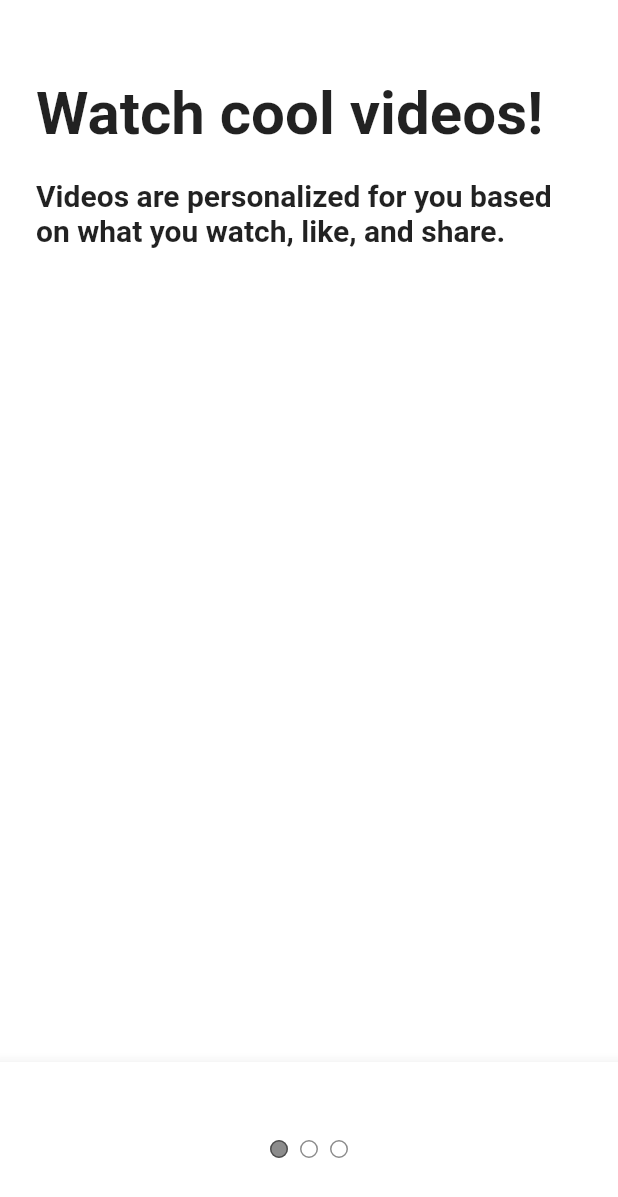
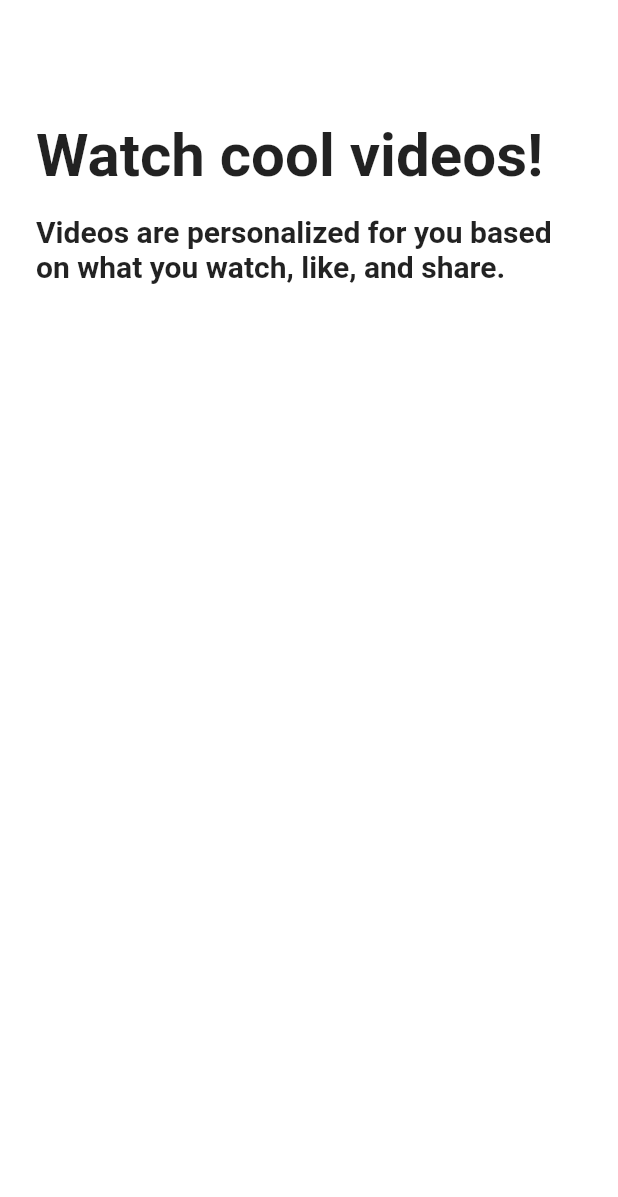
Before and after one commit to GoX2Maker/Flutter101, a Flutter app: the TutorialScreen screen opened directly, on a phone screen of 412 x 824 dp. Shown: the top 1197 px of the screen. Run offline on Flutter 3.47's test engine with Material 2 defaults, Android fonts, the light colour scheme and no system bars; our stand-ins replace flutter_blue_plus, font_awesome_flutter.

Commit message:
Fix code - Onoarding 코드 추가

```diff
--- a/tiktok_clone/lib/onboarding/tutorial_screen.dart
+++ b/tiktok_clone/lib/onboarding/tutorial_screen.dart
@@ -1,6 +1,10 @@
 import 'package:flutter/material.dart';
 import 'package:tiktok_clone/constants/gaps.dart';
 import 'package:tiktok_clone/constants/sizes.dart';
+
+enum Direction { left, right }
+
+enum Page { first, second }
 
 class TutorialScreen extends StatefulWidget {
   const TutorialScreen({super.key});
@@ -10,22 +14,51 @@ class TutorialScreen extends StatefulWidget {
 }
 
 class _TutorialScreenState extends State<TutorialScreen> {
+  Direction _direction = Direction.right;
+  Page _showingPage = Page.first;
+
+  void _onPanUpdate(DragUpdateDetails details) {
+    if (details.delta.dx > 0) {
+      // to the right
+      _direction = Direction.right;
+    } else {
+      // to the left
+      _direction = Direction.left;
+    }
+    setState(() {});
+  }
+
+  void _onPanEnd(DragEndDetails details) {
+    if (_direction == Direction.right) {
+      _showingPage = Page.first;
+    }
+    if (_direction == Direction.left) {
+      _showingPage = Page.second;
+    }
+
+    setState(() {});
+  }
+
   @override
   Widget build(BuildContext context) {
-    return DefaultTabController(
-      length: 3,
+    return GestureDetector(
+      onPanUpdate: _onPanUpdate,
+      onPanEnd: _onPanEnd,
       child: Scaffold(
-        body: const SafeArea(
-          child: TabBarView(
-            children: [
-              Padding(
-                padding: EdgeInsets.symmetric(
+        body: Padding(
+          padding: const EdgeInsets.symmetric(
             horizontal: Sizes.size24,
           ),
-                child: Column(
+          child: SafeArea(
+            child: AnimatedCrossFade(
+              crossFadeState: _showingPage == Page.first
+                  ? CrossFadeState.showFirst
+                  : CrossFadeState.showSecond,
+              duration: const Duration(milliseconds: 300),
+              firstChild: const Column(
                 crossAxisAlignment: CrossAxisAlignment.start,
                 children: [
-                    Gaps.v52,
+                  Gaps.v80,
                   Text(
                     "Watch cool videos!",
                     style: TextStyle(
@@ -33,7 +66,28 @@ class _TutorialScreenState extends State<TutorialScreen> {
                       fontWeight: FontWeight.bold,
                     ),
                   ),
-                    Gaps.v20,
+                  Gaps.v16,
+                  Text(
+                    "Videos are personalized for you based on what you watch, like, and share.",
+                    style: TextStyle(
+                      fontSize: Sizes.size20,
+                      fontWeight: FontWeight.bold,
+                    ),
+                  ),
+                ],
+              ),
+              secondChild: const Column(
+                crossAxisAlignment: CrossAxisAlignment.start,
+                children: [
+                  Gaps.v80,
+                  Text(
+                    "Follow the rules!",
+                    style: TextStyle(
+                      fontSize: Sizes.size40,
+                      fontWeight: FontWeight.bold,
+                    ),
+                  ),
+                  Gaps.v16,
                   Text(
                     "Videos are personalized for you based on what you watch, like, and share.",
                     style: TextStyle(
@@ -44,74 +98,6 @@ class _TutorialScreenState extends State<TutorialScreen> {
                 ],
               ),
             ),
-              Padding(
-                padding: EdgeInsets.symmetric(
-                  horizontal: Sizes.size24,
-                ),
-                child: Column(
-                  crossAxisAlignment: CrossAxisAlignment.start,
-                  children: [
-                    Gaps.v52,
-                    Text(
-                      "Follow the rules of the appp",
-                      style: TextStyle(
-                        fontSize: Sizes.size40,
-                        fontWeight: FontWeight.bold,
-                      ),
-                    ),
-                    Gaps.v20,
-                    Text(
-                      "Videos are personalized for you based on what you watch, like, and share.",
-                      style: TextStyle(
-                        fontSize: Sizes.size20,
-                        fontWeight: FontWeight.bold,
-                      ),
-                    ),
-                  ],
-                ),
-              ),
-              Padding(
-                padding: EdgeInsets.symmetric(
-                  horizontal: Sizes.size24,
-                ),
-                child: Column(
-                  crossAxisAlignment: CrossAxisAlignment.start,
-                  children: [
-                    Gaps.v52,
-                    Text(
-                      "Enjoy the ride!",
-                      style: TextStyle(
-                        fontSize: Sizes.size40,
-                        fontWeight: FontWeight.bold,
-                      ),
-                    ),
-                    Gaps.v20,
-                    Text(
-                      "Videos are personalized for you based on what you watch, like, and share.",
-                      style: TextStyle(
-                        fontSize: Sizes.size20,
-                        fontWeight: FontWeight.bold,
-                      ),
-                    ),
-                  ],
-                ),
-              ),
-            ],
-          ),
-        ),
-        bottomNavigationBar: BottomAppBar(
-          child: Container(
-            padding: const EdgeInsets.symmetric(
-              vertical: Sizes.size48,
-            ),
-            child: const Row(
-              mainAxisAlignment: MainAxisAlignment.center,
-              children: [
-                TabPageSelector(
-                  selectedColor: Colors.black45,
-                ),
-              ],
-            ),
           ),
         ),
       ),
```
Lines whose indentation alone changed are shown as unchanged.
